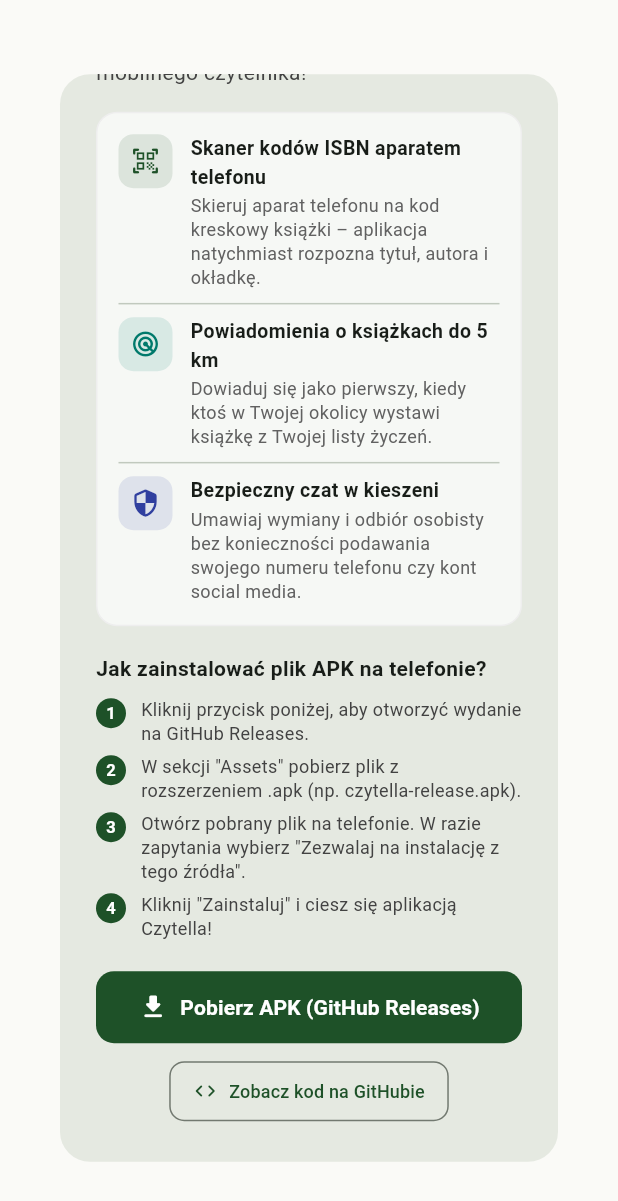
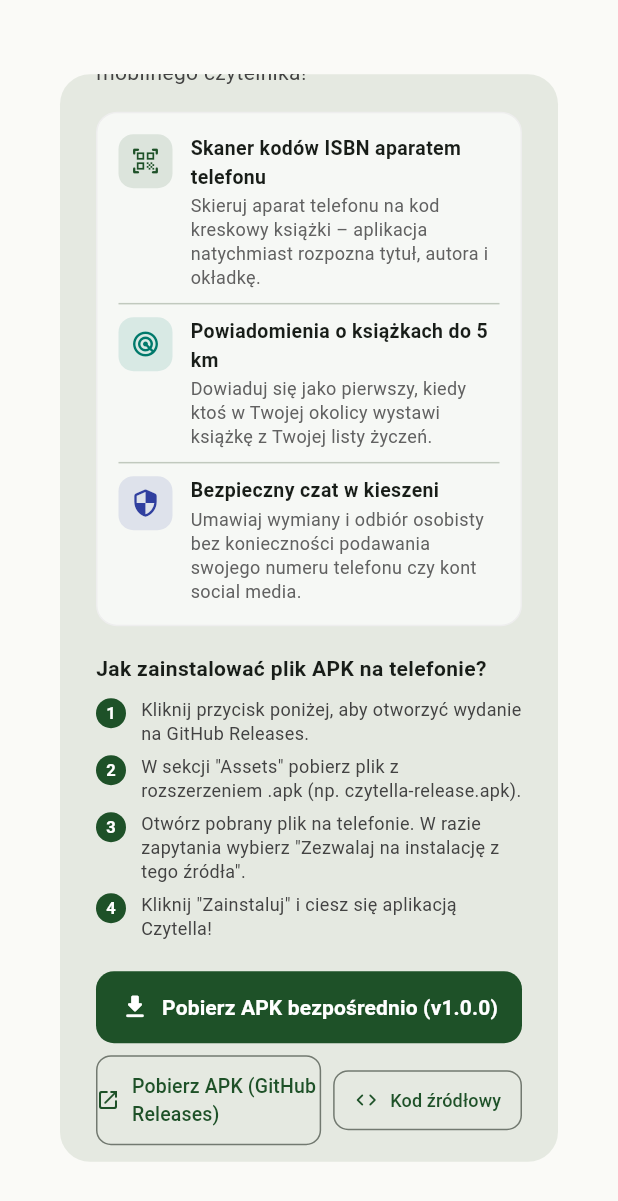
Before and after one commit to aucikkosmonaucik-boop/czytella, a Flutter app: the ApkDownloadDialog widget shown alone on an empty page, opened directly, scrolled down 216 dp, on a phone screen of 412 x 824 dp. Shown: the top 1201 px of the screen. Run offline on Flutter 3.47's test engine with Material 3 defaults, Android fonts, the light colour scheme and no system bars; our stand-ins replace shared_preferences; accounts and stored records are empty.

Commit message:
ci: add GitHub Actions workflow to build and publish APK release, add direct download links

```diff
--- a/lib/services/url_launcher_service.dart
+++ b/lib/services/url_launcher_service.dart
@@ -3,6 +3,10 @@ import 'package:url_launcher/url_launcher.dart';
 class UrlLauncherService {
   static const String githubReleasesUrl =
       'https://github.com/aucikkosmonaucik-boop/czytella/releases';
+  static const String githubLatestApkDownloadUrl =
+      'https://github.com/aucikkosmonaucik-boop/czytella/releases/latest/download/Czytella.apk';
+  static const String githubNewReleaseUrl =
+      'https://github.com/aucikkosmonaucik-boop/czytella/releases/new';
   static const String githubRepoUrl =
       'https://github.com/aucikkosmonaucik-boop/czytella';
 
@@ -15,6 +19,10 @@ class UrlLauncherService {
     }
   }
 
+  static Future<void> openDirectApkDownload() async {
+    await openUrl(githubLatestApkDownloadUrl);
+  }
+
   static Future<void> openGithubReleases() async {
     await openUrl(githubReleasesUrl);
   }
@@ -22,4 +30,5 @@ class UrlLauncherService {
   static Future<void> openGithubRepo() async {
     await openUrl(githubRepoUrl);
   }
+
 }
--- a/lib/widgets/apk_download_dialog.dart
+++ b/lib/widgets/apk_download_dialog.dart
@@ -213,14 +213,14 @@ class ApkDownloadDialog extends StatelessWidget {
                       ),
                       icon: const Icon(Icons.download_rounded, size: 20),
                       label: const Text(
-                        'Pobierz APK (GitHub Releases)',
+                        'Pobierz APK bezpośrednio (v1.0.0)',
                         style: TextStyle(
                           fontSize: 14,
                           fontWeight: FontWeight.bold,
                         ),
                       ),
                       onPressed: () {
-                        UrlLauncherService.openGithubReleases();
+                        UrlLauncherService.openDirectApkDownload();
                       },
                     ),
                   ),
@@ -228,19 +228,37 @@ class ApkDownloadDialog extends StatelessWidget {
               ),
               const SizedBox(height: 8),
               Row(
-                mainAxisAlignment: MainAxisAlignment.center,
                 children: [
+                  Expanded(
+                    child: OutlinedButton.icon(
+                      style: OutlinedButton.styleFrom(
+                        padding: const EdgeInsets.symmetric(vertical: 11),
+                        shape: RoundedRectangleBorder(
+                          borderRadius: BorderRadius.circular(10),
+                        ),
+                      ),
+                      icon: const Icon(Icons.launch_rounded, size: 16),
+                      label: const Text(
+                        'Pobierz APK (GitHub Releases)',
+                        style: TextStyle(fontSize: 13),
+                      ),
+                      onPressed: () {
+                        UrlLauncherService.openGithubReleases();
+                      },
+                    ),
+                  ),
+                  const SizedBox(width: 8),
                   OutlinedButton.icon(
                     style: OutlinedButton.styleFrom(
                       padding: const EdgeInsets.symmetric(
-                          horizontal: 16, vertical: 10),
+                          horizontal: 14, vertical: 11),
                       shape: RoundedRectangleBorder(
                         borderRadius: BorderRadius.circular(10),
                       ),
                     ),
                     icon: const Icon(Icons.code_rounded, size: 16),
                     label: const Text(
-                      'Zobacz kod na GitHubie',
+                      'Kod źródłowy',
                       style: TextStyle(fontSize: 12),
                     ),
                     onPressed: () {
```
Also changed, not shown: 1 other file.
